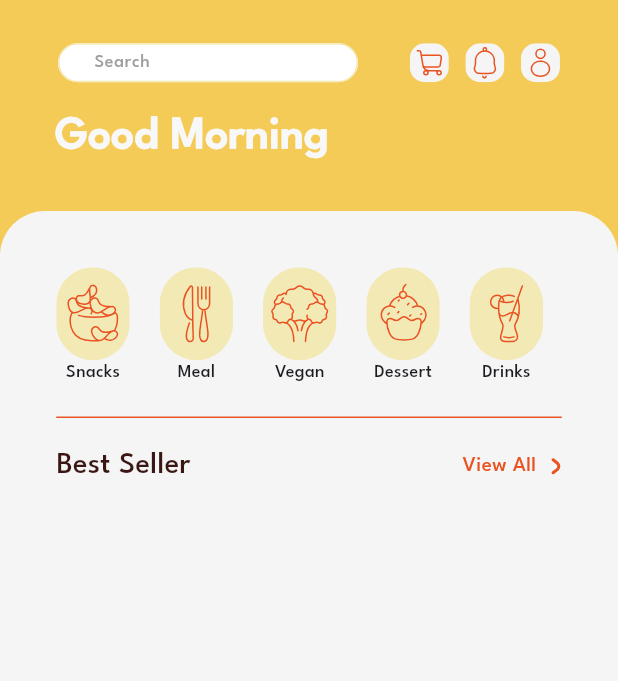
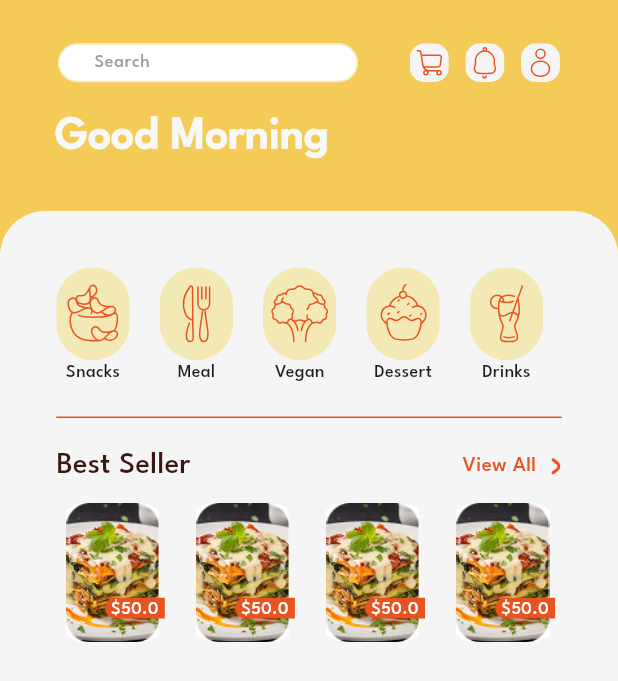
Before and after one commit to mohammedsabrii/yumquick, a Flutter app: the HomeView screen opened by its route, on a phone screen of 412 x 824 dp. Shown: the top 681 px of the screen. Run offline on Flutter 3.47's test engine with Material 3 defaults, Android fonts, the phone set to English and light mode, and no system bars; our stand-ins replace flutter_svg, font_awesome_flutter, go_router, shared_preferences; accounts and stored records are empty.

Commit message:
create best seller List view

```diff
--- a/lib/core/utils/app_assets.dart
+++ b/lib/core/utils/app_assets.dart
@@ -19,4 +19,5 @@ class AppAssets {
   static const kMealIcon = 'assets/images/meal icon.svg';
   static const kDrinksIcon = 'assets/images/drinks icon.svg';
   static const kDessertsIcon = 'assets/images/desserts icon.svg';
+  static const kTestImage = 'assets/images/test image.jpg';
 }
--- a/lib/feactures/home/presentation/view/widget/best_seller.dart
+++ b/lib/feactures/home/presentation/view/widget/best_seller.dart
@@ -1,11 +1,18 @@
 import 'package:flutter/widgets.dart';
 import 'package:yumquick/feactures/home/presentation/view/widget/best_seller_header.dart';
+import 'package:yumquick/feactures/home/presentation/view/widget/best_seller_item_list_view.dart';
 
 class BestSeller extends StatelessWidget {
   const BestSeller({super.key});
 
   @override
   Widget build(BuildContext context) {
-    return const Column(children: [BestSellerHeader()]);
+    return const Column(
+      children: [
+        BestSellerHeader(),
+        SizedBox(height: 10),
+        BestSellerItemListView(),
+      ],
+    );
   }
 }
--- /dev/null
+++ b/lib/feactures/home/presentation/view/widget/best_seller_item.dart
@@ -0,0 +1,20 @@
+import 'package:flutter/widgets.dart';
+import 'package:yumquick/feactures/home/presentation/view/widget/best_seller_item_image.dart';
+import 'package:yumquick/feactures/home/presentation/view/widget/best_seller_item_price.dart';
+
+class BestSellerItem extends StatelessWidget {
+  const BestSellerItem({super.key});
+
+  @override
+  Widget build(BuildContext context) {
+    return const Padding(
+      padding: EdgeInsets.only(right: 11.32),
+      child: Stack(
+        children: [
+          BestSellerItemImage(),
+          Positioned(bottom: 30, right: 3, child: BestSellerItemPrice()),
+        ],
+      ),
+    );
+  }
+}
--- /dev/null
+++ b/lib/feactures/home/presentation/view/widget/best_seller_item_image.dart
@@ -0,0 +1,18 @@
+import 'package:flutter/widgets.dart';
+import 'package:yumquick/core/utils/app_assets.dart';
+
+class BestSellerItemImage extends StatelessWidget {
+  const BestSellerItemImage({super.key});
+
+  @override
+  Widget build(BuildContext context) {
+    return Container(
+      height: MediaQuery.sizeOf(context).height * 0.113,
+      width: MediaQuery.sizeOf(context).width * 0.183,
+      decoration: BoxDecoration(
+        borderRadius: BorderRadius.circular(20),
+        image: const DecorationImage(image: AssetImage(AppAssets.kTestImage)),
+      ),
+    );
+  }
+}
--- /dev/null
+++ b/lib/feactures/home/presentation/view/widget/best_seller_item_list_view.dart
@@ -0,0 +1,20 @@
+import 'package:flutter/widgets.dart';
+import 'package:yumquick/feactures/home/presentation/view/widget/best_seller_item.dart';
+
+class BestSellerItemListView extends StatelessWidget {
+  const BestSellerItemListView({super.key});
+
+  @override
+  Widget build(BuildContext context) {
+    return SizedBox(
+      height: MediaQuery.sizeOf(context).height * 0.13,
+      child: ListView.builder(
+        itemCount: 10,
+        scrollDirection: Axis.horizontal,
+        itemBuilder: (context, index) {
+          return const BestSellerItem();
+        },
+      ),
+    );
+  }
+}
--- /dev/null
+++ b/lib/feactures/home/presentation/view/widget/best_seller_item_price.dart
@@ -0,0 +1,29 @@
+import 'package:flutter/material.dart';
+import 'package:yumquick/core/utils/app_styles.dart';
+import 'package:yumquick/core/utils/colors.dart';
+
+class BestSellerItemPrice extends StatelessWidget {
+  const BestSellerItemPrice({super.key});
+
+  @override
+  Widget build(BuildContext context) {
+    return Container(
+      height: MediaQuery.sizeOf(context).height * 0.0167,
+      width: MediaQuery.sizeOf(context).width * 0.0966,
+      decoration: const BoxDecoration(
+        color: AppColor.kMainColor,
+        borderRadius: BorderRadius.only(
+          topLeft: Radius.circular(30),
+          bottomLeft: Radius.circular(30),
+        ),
+      ),
+      child: Text(
+        '\$50.0',
+        textAlign: TextAlign.center,
+        style: AppStyles.styleLeagueSpartanregular12(
+          context,
+        ).copyWith(color: Colors.white),
+      ),
+    );
+  }
+}
```
Also changed, not shown: assets/images/test image.jpg (added).
